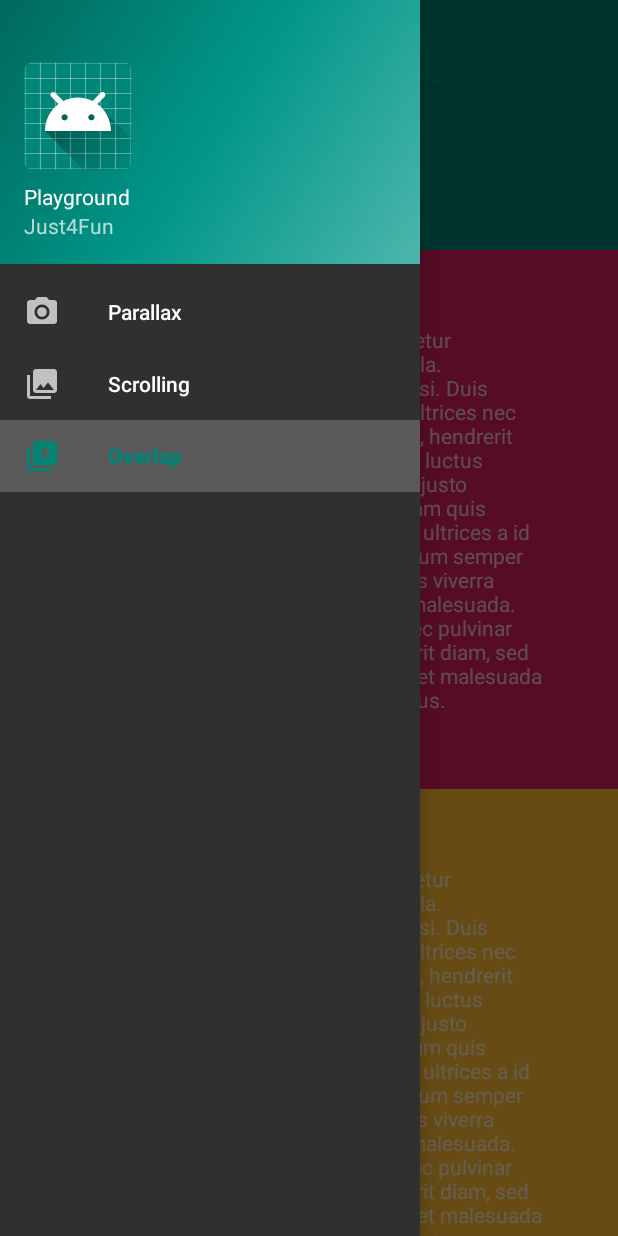
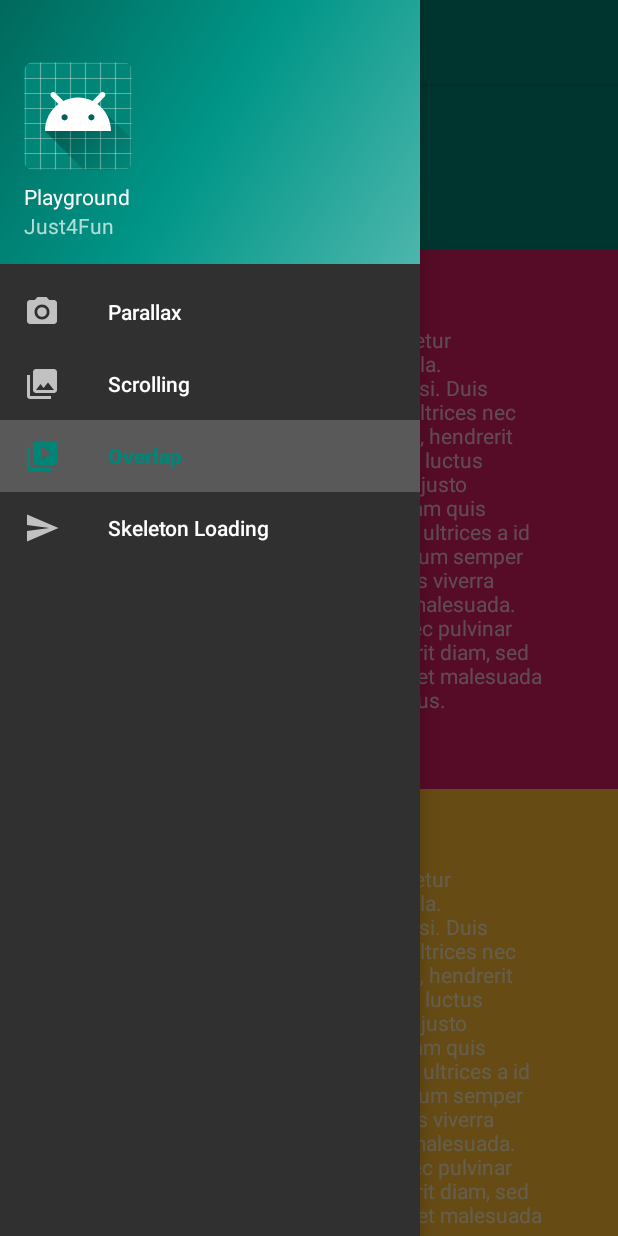
Before and after one commit to lucashenriqueos/Playground, an Android app: the screen it shows after launch (MainActivity), with the side drawer open, on a phone screen of 412 x 824 dp. Run offline under Robolectric (Android 15) with nearby library versions, the phone set to English and light mode, and no system bars; our stand-ins replace navigation-ui.

Commit message:
Added skeleton animation

```diff
--- a/app/build.gradle
+++ b/app/build.gradle
@@ -39,6 +39,7 @@ dependencies {
     implementation 'androidx.lifecycle:lifecycle-extensions:2.0.0'
     implementation 'androidx.navigation:navigation-fragment-ktx:2.0.0'
     implementation 'androidx.navigation:navigation-ui-ktx:2.0.0'
+    implementation 'com.facebook.shimmer:shimmer:0.4.0'
     testImplementation 'junit:junit:4.12'
     androidTestImplementation 'androidx.test.ext:junit:1.1.0'
     androidTestImplementation 'androidx.test.espresso:espresso-core:3.1.1'
--- a/app/src/main/res/menu/activity_main_drawer.xml
+++ b/app/src/main/res/menu/activity_main_drawer.xml
@@ -17,6 +17,10 @@
             android:id="@+id/nav_overlap"
             android:icon="@drawable/ic_menu_slideshow"
             android:title="@string/menu_overlap_animation" />
+        <item
+            android:id="@+id/nav_skelly"
+            android:icon="@drawable/ic_menu_send"
+            android:title="@string/menu_skelly_loading_animation" />
     </group>
 
 </menu>
--- a/app/src/main/res/navigation/mobile_navigation.xml
+++ b/app/src/main/res/navigation/mobile_navigation.xml
@@ -22,4 +22,10 @@
         android:name="com.lucashos.playground.AnimationOnScrollingFragment"
         android:label="@string/menu_scrolling_animation"
         tools:layout="@layout/fragment_animation_on_scrolling" />
+
+    <fragment
+        android:id="@+id/nav_skelly"
+        android:name="com.lucashos.playground.SkellyLoadingFragment"
+        android:label="@string/menu_skelly_loading_animation"
+        tools:layout="@layout/fragment_skelly_loading" />
 </navigation>
--- a/app/src/main/res/values/colors.xml
+++ b/app/src/main/res/values/colors.xml
@@ -3,4 +3,5 @@
     <color name="colorPrimary">#008577</color>
     <color name="colorPrimaryDark">#00574B</color>
     <color name="colorAccent">#D81B60</color>
+    <color name="skeleton">#c9d3d3</color>
 </resources>
--- a/app/src/main/res/values/strings.xml
+++ b/app/src/main/res/values/strings.xml
@@ -15,4 +15,5 @@
     <string name="animations">Animations</string>
     <string name="menu_title">Playground</string>
     <string name="menu_subtitle">Just4Fun</string>
+    <string name="menu_skelly_loading_animation">Skeleton Loading</string>
 </resources>
```
Also changed, not shown: app/src/main/java/com/lucashos/playground/ParallaxFragment.kt (+5 -5 lines).
